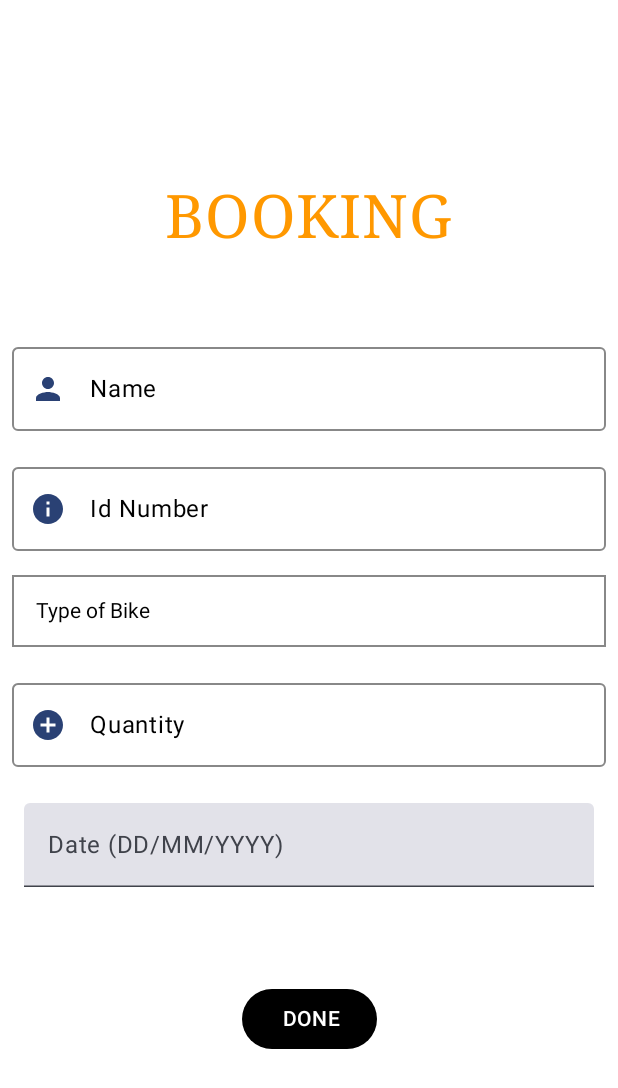
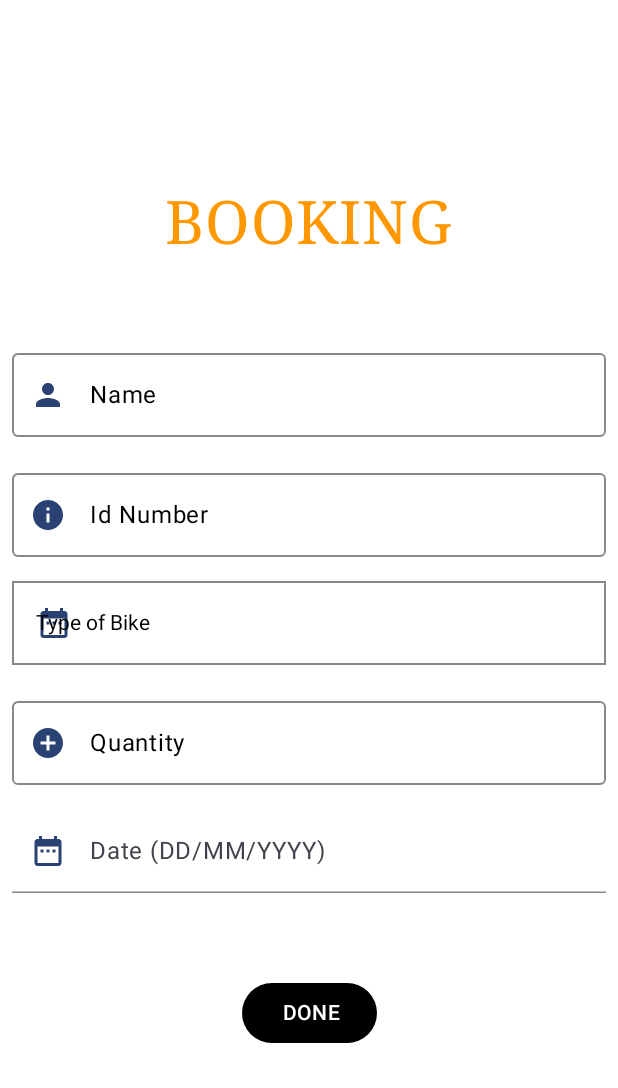
Before and after one commit to alexmainer/kinatwaBus, an Android app built with Jetpack Compose: the BookingScreen screen opened through its navigation route, on a phone screen of 412 x 824 dp. Shown: the top 1088 px of the screen. Run offline under Robolectric (Android 15) with nearby library versions, the phone set to English and light mode, and no system bars; libraries missing offline, so code that uses them is left out: com.vanpra.composematerialdialogs.

Commit message:
Feb 8th commit

```diff
--- a/app/src/main/java/com/mit/avispabikehireapplication/data/ProductViewModel.kt
+++ b/app/src/main/java/com/mit/avispabikehireapplication/data/ProductViewModel.kt
@@ -12,6 +12,7 @@ import com.google.firebase.database.FirebaseDatabase
 import com.google.firebase.database.ValueEventListener
 import com.mit.avispabikehireapplication.model.Product
 import com.mit.avispabikehireapplication.navigation.ROUTE_LOGIN
+import java.util.Date
 
 class ProductViewModel (var controller: NavHostController, var context: Context) {
     var authRepository: AuthViewModel
@@ -38,6 +39,7 @@ class ProductViewModel (var controller: NavHostController, var context: Context)
         //text: Any?
     ) {
         var id = System.currentTimeMillis().toString()
+
         var productData = Product(name, idNumber, selectedBiketype, quantity,date,id)
         var productRef = FirebaseDatabase.getInstance().getReference()
             .child("Products/$id")
--- a/app/src/main/java/com/mit/avispabikehireapplication/navigation/AppNavHost.kt
+++ b/app/src/main/java/com/mit/avispabikehireapplication/navigation/AppNavHost.kt
@@ -1,5 +1,6 @@
 package com.mit.avispabikehireapplication.navigation
 
+import android.annotation.SuppressLint
 import android.os.Build
 import androidx.annotation.RequiresApi
 import androidx.compose.runtime.Composable
@@ -22,11 +23,12 @@ import com.mit.avispabikehireapplication.ui.theme.screen.login.LoginScreen
 import com.mit.avispabikehireapplication.ui.theme.screen.mountainbikes.MountainBikesScreen
 import com.mit.avispabikehireapplication.ui.theme.screen.register.RegisterScreen
 
+@SuppressLint("NewApi")
 @RequiresApi(Build.VERSION_CODES.N)
 @Composable
 fun AppNavHost(
     controller: NavHostController = rememberNavController(),
-    startDestination: String = ROUTE_BOOKING
+    startDestination: String = ROUTE_HOME
 ){
 
     NavHost(navController = controller,modifier=Modifier, startDestination=startDestination ){
--- a/app/src/main/java/com/mit/avispabikehireapplication/ui/theme/screen/booking/BookingScreen.kt
+++ b/app/src/main/java/com/mit/avispabikehireapplication/ui/theme/screen/booking/BookingScreen.kt
@@ -1,5 +1,6 @@
 package com.mit.avispabikehireapplication.ui.theme.screen.booking
 
+import android.app.DatePickerDialog
 import android.os.Build
 import androidx.annotation.RequiresApi
 import androidx.compose.foundation.background
@@ -9,16 +10,19 @@ import androidx.compose.foundation.interaction.MutableInteractionSource
 import androidx.compose.foundation.layout.Arrangement
 import androidx.compose.foundation.layout.Box
 import androidx.compose.foundation.layout.Column
+//import androidx.compose.foundation.layout.FlowRowScopeInstance.align
 import androidx.compose.foundation.layout.Spacer
 import androidx.compose.foundation.layout.fillMaxWidth
 import androidx.compose.foundation.layout.height
 import androidx.compose.foundation.layout.padding
+import androidx.compose.foundation.layout.size
 import androidx.compose.foundation.layout.width
 import androidx.compose.foundation.shape.RoundedCornerShape
 import androidx.compose.foundation.text.BasicTextField
 import androidx.compose.foundation.text.KeyboardOptions
 import androidx.compose.material.icons.Icons
 import androidx.compose.material.icons.filled.AddCircle
+import androidx.compose.material.icons.filled.DateRange
 import androidx.compose.material.icons.filled.Email
 import androidx.compose.material.icons.filled.Info
 import androidx.compose.material.icons.filled.Person
@@ -32,6 +36,7 @@ import androidx.compose.material3.MaterialTheme
 import androidx.compose.material3.OutlinedTextField
 import androidx.compose.material3.Surface
 import androidx.compose.material3.Text
+import androidx.compose.material3.TextButton
 import androidx.compose.material3.TextField
 import androidx.compose.material3.TextFieldDefaults
 import androidx.compose.runtime.Composable
@@ -45,6 +50,7 @@ import androidx.compose.ui.Alignment
 import androidx.compose.ui.Modifier
 import androidx.compose.ui.graphics.Color
 import androidx.compose.ui.platform.LocalContext
+import androidx.compose.ui.res.painterResource
 import androidx.compose.ui.text.TextStyle
 import androidx.compose.ui.text.font.FontFamily
 import androidx.compose.ui.text.input.ImeAction
@@ -54,14 +60,18 @@ import androidx.compose.ui.unit.dp
 import androidx.compose.ui.unit.sp
 import androidx.navigation.NavHostController
 import androidx.navigation.compose.rememberNavController
+import com.mit.avispabikehireapplication.R
 import com.mit.avispabikehireapplication.data.ProductViewModel
 import com.mit.avispabikehireapplication.navigation.ROUTE_DETAILS
 import com.vanpra.composematerialdialogs.rememberMaterialDialogState
 import org.intellij.lang.annotations.JdkConstants.CalendarMonth
 import org.w3c.dom.Text
+import java.text.SimpleDateFormat
 import java.time.LocalDate
 import java.time.format.DateTimeFormatter
 import java.util.Calendar
+import java.util.Date
+import java.util.Locale
 
 
 //@RequiresApi(Build.VERSION_CODES.N)
@@ -110,6 +120,7 @@ fun BookingScreen(controller: NavHostController) {
         var idNumber by remember { mutableStateOf("") }
         var selectedBikeType by remember { mutableStateOf("") }
         var quantity by remember { mutableStateOf("") }
+        //var selectedDate by remember { mutableStateOf<Date?>(null) }
         var date by remember { mutableStateOf("") }
 
 
@@ -202,15 +213,28 @@ fun BookingScreen(controller: NavHostController) {
                 )
             }
         )
-
         TextField(
             value = date,
             onValueChange = { date = it },
             label = { Text("Date (DD/MM/YYYY)") },
             modifier = Modifier
                 .fillMaxWidth()
-                .padding(16.dp)
+                .padding(8.dp),
+            colors = TextFieldDefaults.outlinedTextFieldColors(
+                textColor = Color.Black, // Set text color to black
+                focusedBorderColor = Color.Black, // Change border color when focused
+                unfocusedBorderColor = Color.Gray, // Change border color when not focused
+                cursorColor = Color.Black // Set cursor color to black
+            ),
+            leadingIcon = {
+                Icon(
+                    imageVector = Icons.Default.DateRange,
+                    contentDescription = null,
+                    tint = MaterialTheme.colorScheme.surfaceTint
+                )
+            }
         )
+
 
 
 
@@ -273,11 +297,19 @@ fun OutlinedDropdown(
                         .border(1.dp, Color.Gray)
                         .padding(16.dp)
                         .fillMaxWidth()
-                        .clickable { expanded = !expanded }
+                        .clickable { expanded = !expanded },
                 ) {
+                    Icon(
+                        imageVector = Icons.Default.DateRange,
+                        contentDescription = null,
+                        tint = MaterialTheme.colorScheme.surfaceTint
+
+                    )
+                    Spacer(modifier = Modifier.width(8.dp))
                     innerTextField()
                 }
             },
+
         )
 
         if (expanded) {
@@ -300,7 +332,7 @@ fun OutlinedDropdown(
     }
 }
 
-//@RequiresApi(Build.VERSION_CODES.N)
+
 @RequiresApi(Build.VERSION_CODES.O)
 @Preview
 @Composable
--- a/app/src/main/java/com/mit/avispabikehireapplication/ui/theme/screen/home/HomeScreen.kt
+++ b/app/src/main/java/com/mit/avispabikehireapplication/ui/theme/screen/home/HomeScreen.kt
@@ -123,15 +123,6 @@ fun HomeScreen(controller: NavHostController) {
             letterSpacing = 0.1.em,
             lineHeight = 50.sp
         )
-//        Text(
-//            text = "AVISPA BIKES",
-//            modifier=Modifier.padding(30.dp),
-//            color = Color(0xFFFF9800),
-//            textAlign = TextAlign.Center,
-//            fontFamily = FontFamily.Serif,
-//            fontWeight = FontWeight.ExtraBold,
-//            fontSize = 40.sp
-//        )
 
 
         HorizontalImageScroll(listOf(R.drawable.city2,R.drawable.m4,R.drawable.kid))
@@ -145,7 +136,7 @@ fun HomeScreen(controller: NavHostController) {
                 .fillMaxWidth()
                 .padding(8.dp)
                 .background(Color.White) // Background color of the card
-                .clickable { /* Handle card click if needed */ }
+                .clickable { controller.navigate(ROUTE_MOUNTAIN_BIKES)}
         ) {
 
             Text(
@@ -168,7 +159,7 @@ fun HomeScreen(controller: NavHostController) {
 
             Button(
                 onClick = {
-                    controller.navigate(ROUTE_MOUNTAIN_BIKES)
+                    //controller.navigate(ROUTE_MOUNTAIN_BIKES)
                 },
                 modifier = Modifier.fillMaxWidth(),
                 colors = ButtonDefaults.buttonColors(Color.Transparent)
@@ -191,7 +182,7 @@ fun HomeScreen(controller: NavHostController) {
                 .fillMaxWidth()
                 .padding(8.dp)
                 .background(Color.White) // Background color of the card
-                .clickable { /* Handle card click if needed */ }
+                .clickable { controller.navigate(ROUTE_CITY_BIKES) }
         ) {
 
             Text(
@@ -215,7 +206,7 @@ fun HomeScreen(controller: NavHostController) {
 
             Button(
                 onClick = {
-                    controller.navigate(ROUTE_CITY_BIKES)
+                    //controller.navigate(ROUTE_CITY_BIKES)
                 },
                 modifier = Modifier.fillMaxWidth(),
                 colors = ButtonDefaults.buttonColors(Color.Transparent)
@@ -237,7 +228,7 @@ fun HomeScreen(controller: NavHostController) {
                 .fillMaxWidth()
                 .padding(8.dp)
                 .background(Color.White) // Background color of the card
-                .clickable { /* Handle card click if needed */ }
+                .clickable { controller.navigate(ROUTE_KID_BIKES) }
         ) {
 
             Text(
@@ -260,7 +251,7 @@ fun HomeScreen(controller: NavHostController) {
 
             Button(
                 onClick = {
-                    controller.navigate(ROUTE_KID_BIKES)
+                    //controller.navigate(ROUTE_KID_BIKES)
                 },
                 modifier = Modifier.fillMaxWidth(),
                 colors = ButtonDefaults.buttonColors(Color.Transparent)
--- a/build.gradle.kts
+++ b/build.gradle.kts
@@ -5,6 +5,6 @@ buildscript {
 }
 // Top-level build file where you can add configuration options common to all sub-projects/modules.
 plugins {
-    id("com.android.application") version "8.1.1" apply false
+    id("com.android.application") version "8.2.2" apply false
     id("org.jetbrains.kotlin.android") version "1.8.10" apply false
 }
```
Also changed, not shown: app/src/main/java/com/mit/avispabikehireapplication/model/Product.kt (+5 -3 lines), app/src/main/java/com/mit/avispabikehireapplication/ui/theme/screen/citybikes/CityBikesScreen.kt (+2 -11 lines), app/src/main/java/com/mit/avispabikehireapplication/ui/theme/screen/details/DetailsScreen.kt (+80 -37 lines), app/src/main/java/com/mit/avispabikehireapplication/ui/theme/screen/kidbikes/KidBikesScreen.kt (+3 -10 lines), app/src/main/java/com/mit/avispabikehireapplication/ui/theme/screen/mountainbikes/MountainbikeScreen.kt (+2 -9 lines), gradle/wrapper/gradle-wrapper.properties.
